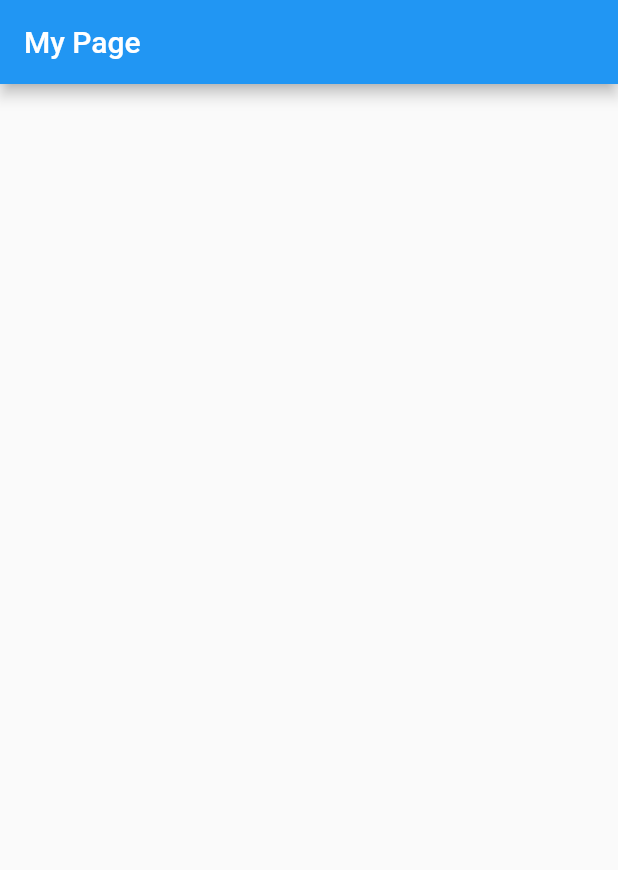
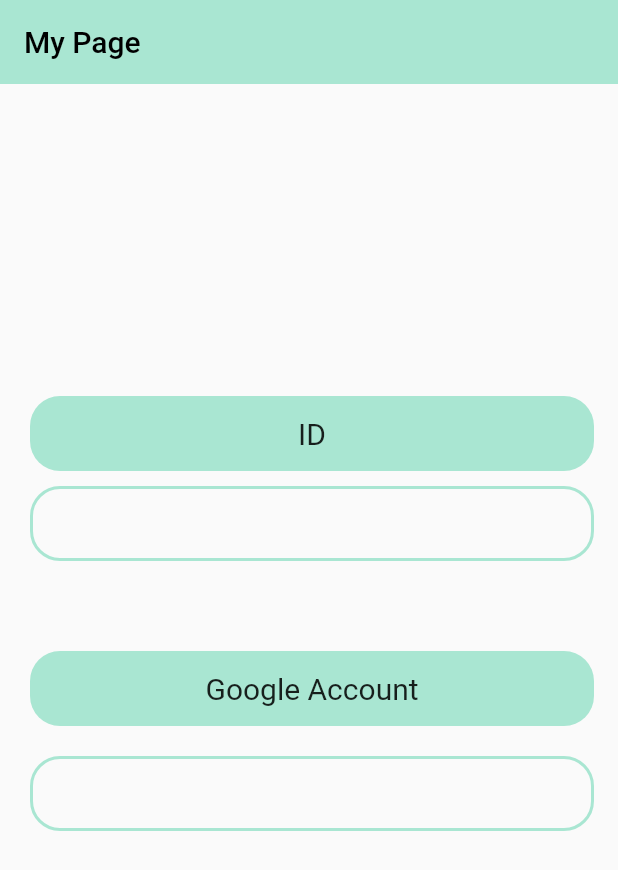
Before and after one commit to SongJihyeon/mobile_app_team, a Flutter app: the ProfilePage screen opened directly, on a phone screen of 412 x 824 dp. Shown: the top 870 px of the screen. Run offline on Flutter 3.47's test engine with Material 2 defaults, Android fonts, the phone set to English and light mode, and no system bars; our stand-ins replace firebase_auth, firebase_core, google_sign_in; missing offline and left inert: xml2json; accounts and stored records are empty; network calls fail.

Commit message:
add profile.dart

```diff
--- a/lib/profile.dart
+++ b/lib/profile.dart
@@ -1,13 +1,12 @@
 import 'package:firebase_auth/firebase_auth.dart';
 import 'package:flutter/cupertino.dart';
 import 'package:flutter/material.dart';
-import 'login.dart';
+import 'package:flutter/painting.dart';
 
 class ProfilePage extends StatefulWidget{
   const ProfilePage({Key? key}) : super(key: key);
   @override
   State<StatefulWidget> createState() => ProfilePageState();
-
 }
 
 class ProfilePageState extends State<ProfilePage>{
@@ -15,20 +14,107 @@ class ProfilePageState extends State<ProfilePage>{
   Widget build(BuildContext context) {
     return Scaffold(
       appBar: AppBar(
+        elevation: 0,
         automaticallyImplyLeading: false,
-        title: Text('My Page'),
-        // actions: <Widget>[
-        //   IconButton(
-        //     icon: const Icon(
-        //       Icons.exit_to_app,
-        //       semanticLabel: 'logout',
-        //     ),
-        //     onPressed: () {
-        //       FirebaseAuth.instance.signOut();
-        //       Navigator.push(context, MaterialPageRoute(builder: (BuildContext context) => LoginPage()));
-        //     },
-        //   ),
-        // ],
+        title: Text('My Page', style: TextStyle(color:Colors.black)),
+        backgroundColor: Color(0xFFA9E6D2),
+      ),
+
+      body: Container(
+        child: Padding(
+          padding: EdgeInsets.fromLTRB(20.0, 8.0, 16.0, 0.0),
+          child: Column(
+            crossAxisAlignment: CrossAxisAlignment.center,
+            children: <Widget>[
+              SizedBox(height: 200),
+
+                Container(
+                  height: 50,
+                  width: 380,
+                  alignment: Alignment.center,
+                  decoration: BoxDecoration(
+                    color: Color(0xFFA9E6D2),
+                    borderRadius: BorderRadius.all(
+                      Radius.circular(20),
+                    )
+                  ),
+
+                  child: Text(
+                      'ID',
+                      style: TextStyle(fontSize: 20),
+                  ),
+                ),
+
+              SizedBox(height: 10),
+              Container(
+                height: 50,
+                width: 380,
+                alignment: Alignment.center,
+
+                decoration: BoxDecoration(
+                    borderRadius: BorderRadius.all(
+                      Radius.circular(20),
+                    ),
+                  border: Border.all(
+                    color: Color(0xFFA9E6D2),
+                    width: 2,
+                  ),
+                ),
+
+                child: Text(
+                  FirebaseAuth.instance.currentUser!.isAnonymous
+                      ? 'GuestLogin'
+                 :FirebaseAuth.instance.currentUser!.displayName.toString(),
+                  style: TextStyle(fontSize: 20),
+                ),
+              ),
+              SizedBox(height: 60),
+
+              Container(
+                height: 50,
+                width: 380,
+                alignment: Alignment.center,
+                decoration: BoxDecoration(
+                    color: Color(0xFFA9E6D2),
+                    borderRadius: BorderRadius.all(
+                      Radius.circular(20),
+                    )
+                ),
+                child: Text(
+                  'Google Account',
+                  style: TextStyle(fontSize: 20),
+                ),
+              ),
+
+              SizedBox(height: 20),
+
+              Container(
+
+                height: 50,
+                width: 380,
+                alignment: Alignment.center,
+
+                decoration: BoxDecoration(
+                  borderRadius: BorderRadius.all(
+                    Radius.circular(20),
+                  ),
+                  border: Border.all(
+                    color: Color(0xFFA9E6D2),
+                    width: 2,
+                  ),
+                ),
+
+                child: Text(
+                  FirebaseAuth.instance.currentUser!.isAnonymous
+                      ? FirebaseAuth.instance.currentUser!.uid
+                      :FirebaseAuth.instance.currentUser!.email.toString(),
+                  style: TextStyle(fontSize: 20),),
+              ),
+              SizedBox(height: 80),
+
+            ],
+          ),
+        ),
       ),
     );
   }
```
